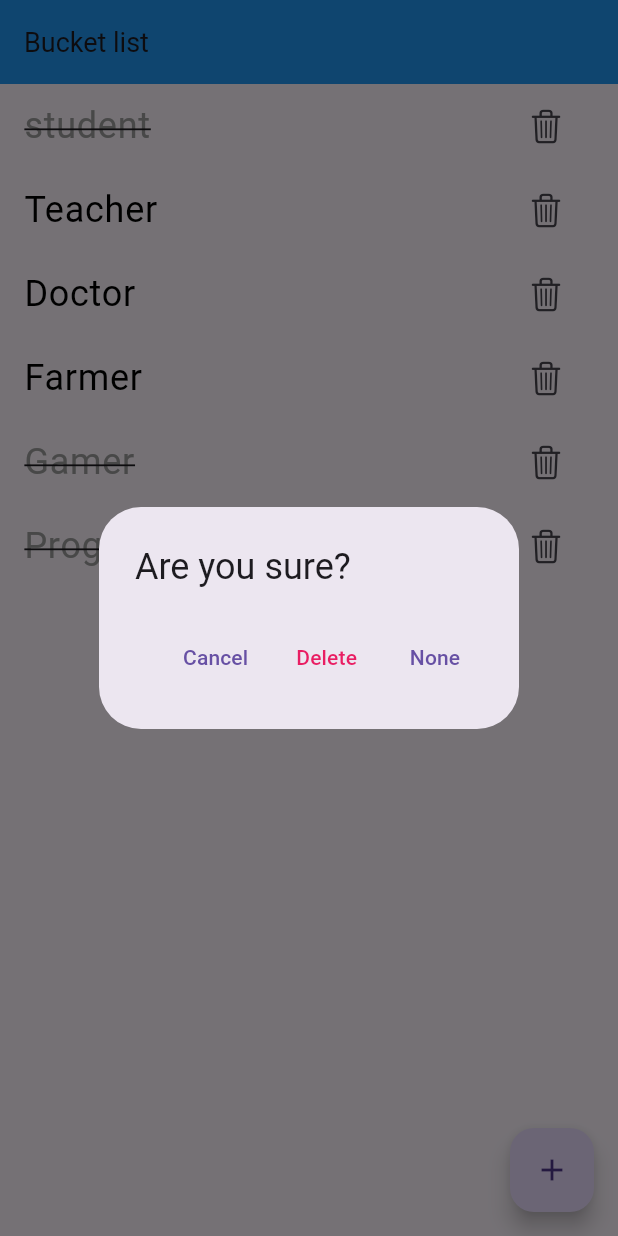
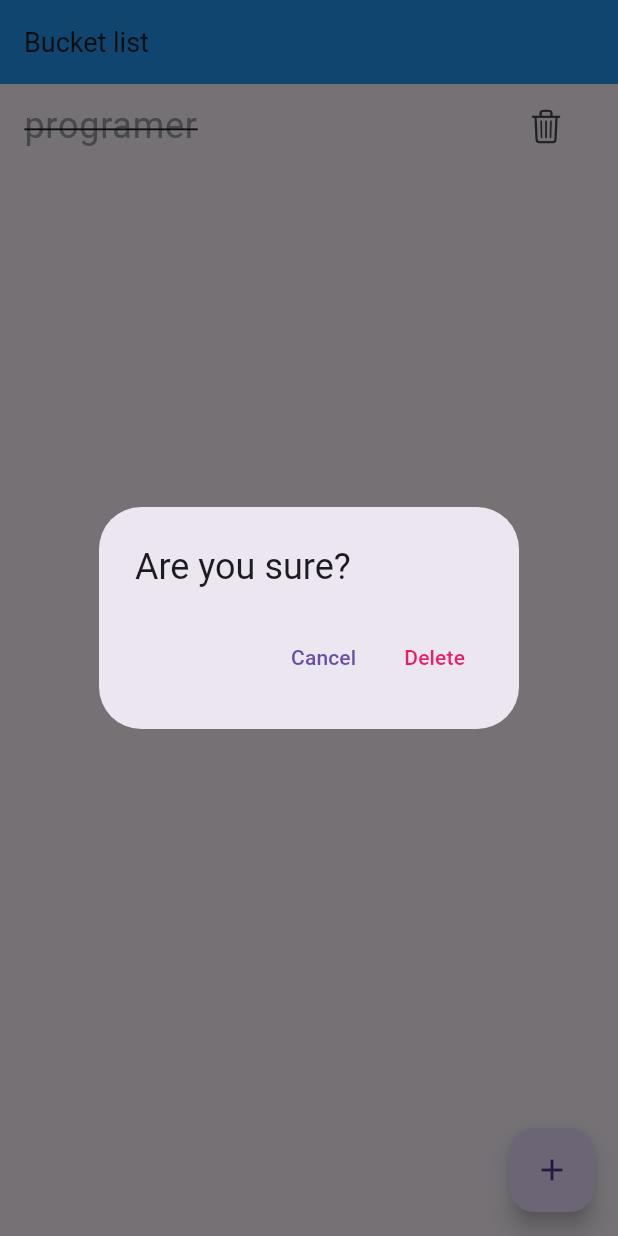
Before and after one commit to Ayee813/bucket-list, a Flutter app: the screen it shows after launch, after a tap on an icon or button, on a phone screen of 412 x 824 dp. Run offline on Flutter 3.47's test engine with Material 3 defaults, Android fonts, the phone set to English and light mode, and no system bars.

Commit message:
bucketlist with provider

```diff
--- /dev/null
+++ b/lib/bucket_service.dart
@@ -0,0 +1,17 @@
+import 'package:flutter/cupertino.dart';
+
+import 'main.dart';
+
+class BucketService extends ChangeNotifier {
+  List<Bucket> bucketList = [Bucket("programer", true)];
+
+  void createBucket(String job) {
+    bucketList.add(Bucket(job, false));
+    notifyListeners();
+  }
+
+  void updateBucket(Bucket bucket, int index) {
+    bucketList[index] = bucket;
+    notifyListeners();
+  }
+}
--- a/lib/main.dart
+++ b/lib/main.dart
@@ -1,8 +1,19 @@
+import 'package:bucket_list/bucket_service.dart';
 import 'package:flutter/cupertino.dart';
 import 'package:flutter/material.dart';
+import 'package:provider/provider.dart';
 
 void main() {
-  runApp(const MyApp());
+  runApp(
+    MultiProvider(
+      providers: [
+        ChangeNotifierProvider(
+          create: (context) => BucketService(),
+        ),
+      ],
+      child: const MyApp(),
+    ),
+  );
 }
 
 class MyApp extends StatelessWidget {
@@ -31,18 +42,12 @@ class HomePage extends StatefulWidget {
 }
 
 class _HomePageState extends State<HomePage> {
-  List<int> number = [1, 2];
-  List<Bucket> BucketList = [
-    Bucket("student", true),
-    Bucket("Teacher", false),
-    Bucket("Doctor", false),
-    Bucket("Farmer", false),
-    Bucket("Gamer", true),
-    Bucket("Programer", true)
-  ];
+
 
   @override
   Widget build(BuildContext context) {
+    return Consumer<BucketService>(builder: (context, bucketService, child) {
+      List<Bucket> bucketList = bucketService.bucketList;
       return Scaffold(
         appBar: AppBar(
           backgroundColor: Colors.blue,
@@ -51,16 +56,16 @@ class _HomePageState extends State<HomePage> {
             style: TextStyle(fontSize: 18),
           ),
         ),
-      body: BucketList.isEmpty
+        body: bucketList.isEmpty
             ? const Center(
                 child: Text(
                   "Bucket is Empty",
                 ),
               )
             : ListView.builder(
-              itemCount: BucketList.length,
+                itemCount: bucketList.length,
                 itemBuilder: (context, index) {
-                Bucket bucket = BucketList[index];
+                  Bucket bucket = bucketList[index];
                   return ListTile(
                     title: Text(
                       bucket.job,
@@ -82,6 +87,7 @@ class _HomePageState extends State<HomePage> {
                       setState(
                         () {
                           bucket.isDone = !bucket.isDone;
+                          bucketService.updateBucket(bucket, index);
                         },
                       );
                     },
@@ -98,12 +104,13 @@ class _HomePageState extends State<HomePage> {
             if (job != null) {
               setState(() {
                 Bucket newBcuket = Bucket(job, false);
-              BucketList.add(newBcuket);
+                bucketList.add(newBcuket);
               });
             }
           },
         ),
       );
+    });
   }
 
   void showDeleteDialog(BuildContext context, int index) {
@@ -122,7 +129,7 @@ class _HomePageState extends State<HomePage> {
             TextButton(
               onPressed: () {
                 setState(() {
-                  BucketList.removeAt(index);
+                  // bucketList.removeAt(index);
                 });
                 Navigator.pop(context);
               },
@@ -130,10 +137,6 @@ class _HomePageState extends State<HomePage> {
                 "Delete",
                 style: TextStyle(color: Colors.pink),
               ),
-            ),
-            TextButton(
-              onPressed: () {},
-              child: const Text("None"),
             ),
           ],
         );
@@ -202,6 +205,8 @@ class _CreatePageState extends State<CreatePage> {
                     setState(() {
                       error = null;
                     });
+                    BucketService bucketService = context.read<BucketService>();
+                    bucketService.createBucket(job);
                     Navigator.pop(context, job);
                   }
                 },
```
Lines whose indentation alone changed are shown as unchanged.
